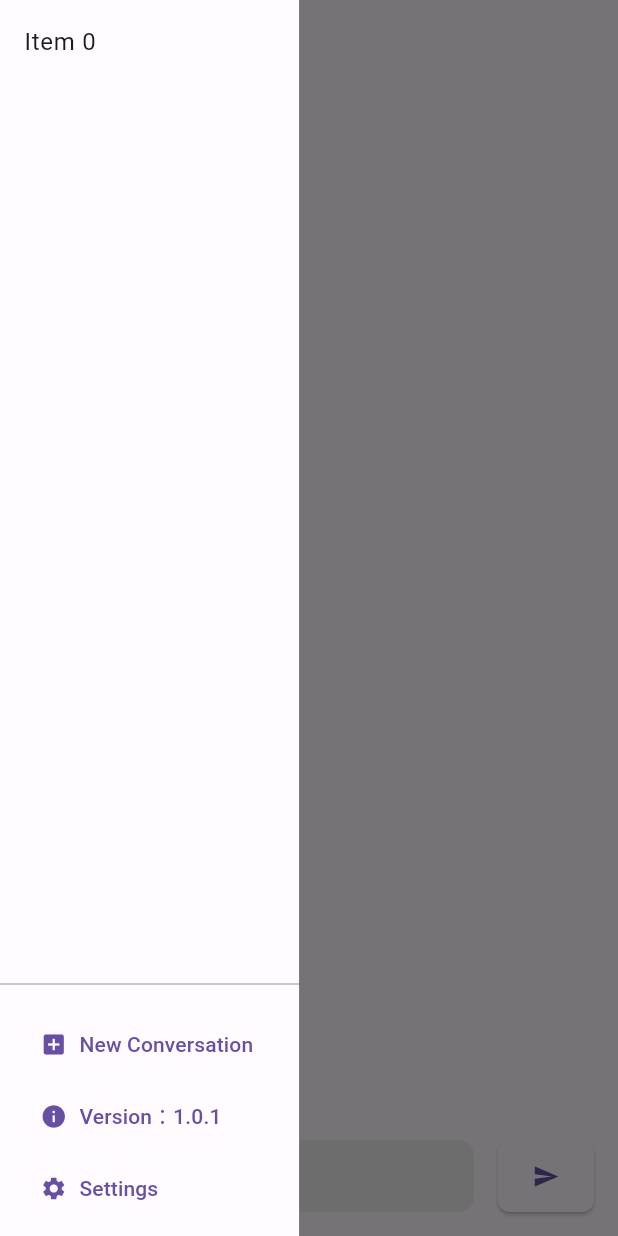
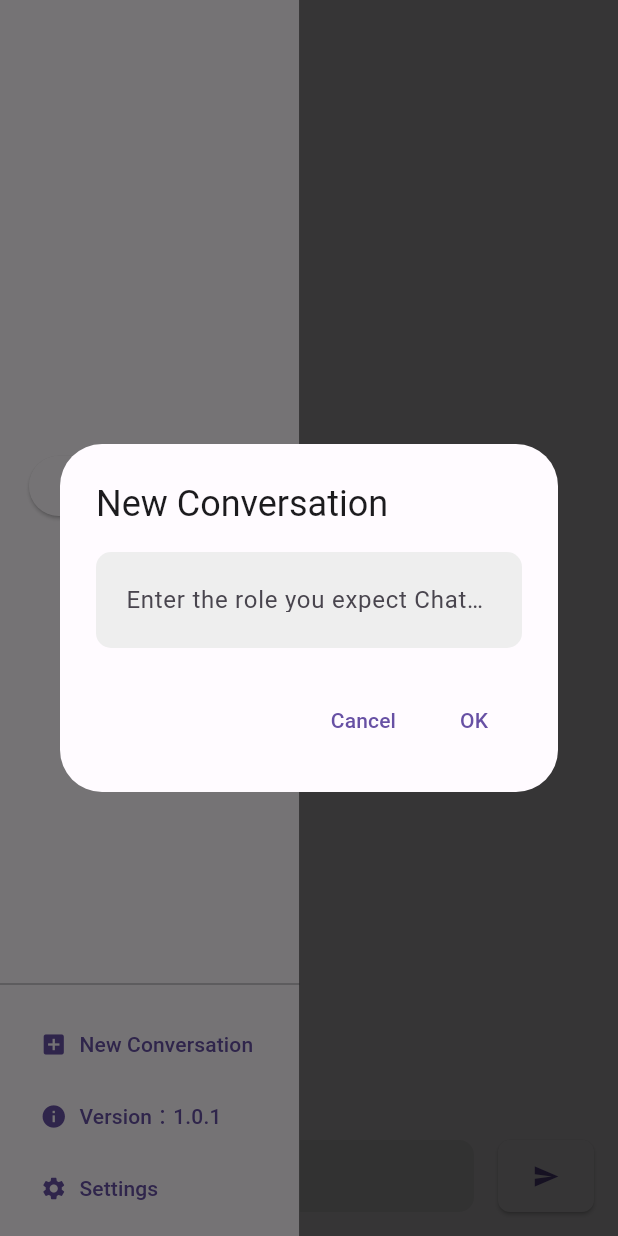
Before and after one commit to bravekingzhang/flutter_chat_box, a Flutter app: the screen it shows after launch, in the side drawer, after a tap on "Add Conversation", on a phone screen of 412 x 824 dp. Run offline on Flutter 3.47's test engine with Material 2 defaults, Android fonts, the phone set to English and light mode, and no system bars; our stand-ins replace bloc, equatable, flutter_bloc, flutter_easyloading, get_it, go_router and 2 more; accounts and stored records are empty; generated files the repository leaves out were written again.

Commit message:
feat: context 状态交叉问题

```diff
--- a/lib/main.dart
+++ b/lib/main.dart
@@ -1,5 +1,6 @@
 import 'package:flutter/material.dart';
 import 'package:flutter_bloc/flutter_bloc.dart';
+import 'package:flutter_chatgpt/bloc/conversation_bloc.dart';
 import 'package:flutter_easyloading/flutter_easyloading.dart';
 import 'package:flutter_chatgpt/app_bloc_observer.dart';
 import 'package:flutter_chatgpt/cubit/setting_cubit.dart';
--- a/lib/pages/home.dart
+++ b/lib/pages/home.dart
@@ -30,13 +30,24 @@ class _MyHomePageState extends State<MyHomePage> {
               title: Text(AppLocalizations.of(context)!.appTitle),
             )
           : null,
-      drawer: useTabs ? const SideMenu() : null,
+      drawer: useTabs
+          ? BlocProvider(
+              create: (context) => ConversationBloc(),
+              child: const SideMenu(),
+            )
+          : null,
       body: Stack(
         children: [
           useTabs
               ? const ChatWindow()
               : Row(
-                  children: const [SideMenu(), ChatWindow()],
+                  children: [
+                    BlocProvider(
+                      create: (context) => ConversationBloc(),
+                      child: const SideMenu(),
+                    ),
+                    const ChatWindow()
+                  ],
                 ),
         ],
       ),
@@ -52,11 +63,14 @@ class SideMenu extends StatefulWidget {
 }
 
 class _SideMenuState extends State<SideMenu> {
+  void _newConversation() {
+    BlocProvider.of<ConversationBloc>(context).add(AddConversationEvent(
+        Conversation(name: "测试测试测试测试测测试测试试", uuid: uuid.v4())));
+  }
+
   @override
   Widget build(BuildContext context) {
-    return BlocProvider(
-      create: (context) => ConversationBloc(),
-      child: BlocBuilder<ConversationBloc, ConversationState>(
+    return BlocBuilder<ConversationBloc, ConversationState>(
       builder: (context, state) {
         return Container(
           decoration: BoxDecoration(
@@ -73,9 +87,7 @@ class _SideMenuState extends State<SideMenu> {
                       child: Center(
                         child: ElevatedButton(
                           onPressed: () {
-                              BlocProvider.of<ConversationBloc>(context).add(
-                                  AddConversationEvent(Conversation(
-                                      name: "测试", uuid: uuid.v4())));
+                            _showNewConversationDialog(context);
                           },
                           child: const Text('Add Conversation'),
                         ),
@@ -86,7 +98,7 @@ class _SideMenuState extends State<SideMenu> {
                         itemCount: state.conversations.length,
                         itemBuilder: (context, index) {
                           return ListTile(
-                              title: Text('Item $index'),
+                            title: Text(state.conversations[index].name),
                           );
                         },
                       ),
@@ -99,7 +111,7 @@ class _SideMenuState extends State<SideMenu> {
                   children: [
                     TextButton.icon(
                       onPressed: () {
-                          EasyLoading.showInfo('还没实现');
+                        _showNewConversationDialog(context);
                       },
                       label: const Text("New Conversation"),
                       icon: const Icon(Icons.add_box),
@@ -125,7 +137,54 @@ class _SideMenuState extends State<SideMenu> {
           ),
         );
       },
+    );
+  }
+
+  void _showNewConversationDialog(BuildContext context) {
+    showDialog(
+      context: context,
+      builder: (BuildContext context) {
+        return AlertDialog(
+          title: const Text("New Conversation"),
+          content: Column(
+            mainAxisSize: MainAxisSize.min,
+            children: [
+              TextFormField(
+                decoration: InputDecoration(
+                  labelText: 'Enter the role you expect ChatGPT to play',
+                  hintText: 'Enter the role you expect ChatGPT to play',
+                  floatingLabelBehavior: FloatingLabelBehavior.auto,
+                  contentPadding:
+                      const EdgeInsets.symmetric(horizontal: 16, vertical: 8),
+                  border: OutlineInputBorder(
+                    borderRadius: BorderRadius.circular(10),
+                    borderSide: BorderSide.none,
                   ),
+                  filled: true,
+                  fillColor: Colors.grey[200],
+                ),
+                autovalidateMode: AutovalidateMode.always,
+                maxLines: null,
+              ),
+            ],
+          ),
+          actions: [
+            TextButton(
+              onPressed: () {
+                Navigator.of(context).pop();
+              },
+              child: const Text("Cancel"),
+            ),
+            TextButton(
+              onPressed: () {
+                _newConversation();
+                Navigator.of(context).pop();
+              },
+              child: const Text("OK"),
+            ),
+          ],
+        );
+      },
     );
   }
 }
```
Lines whose indentation alone changed are shown as unchanged.
